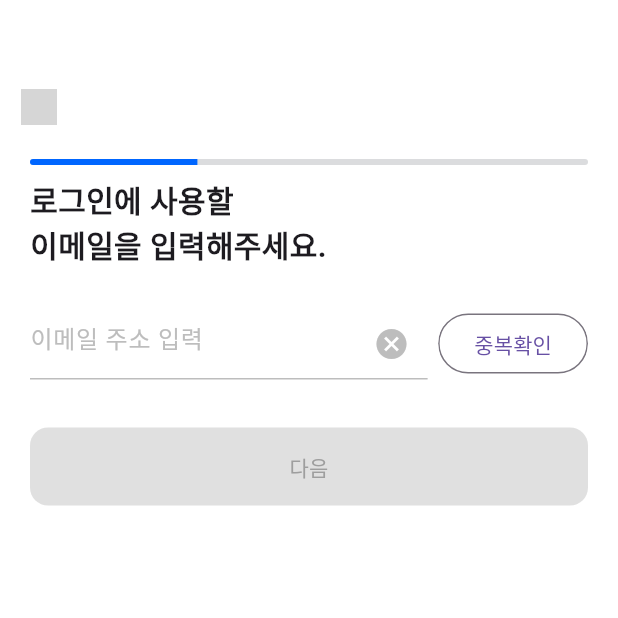
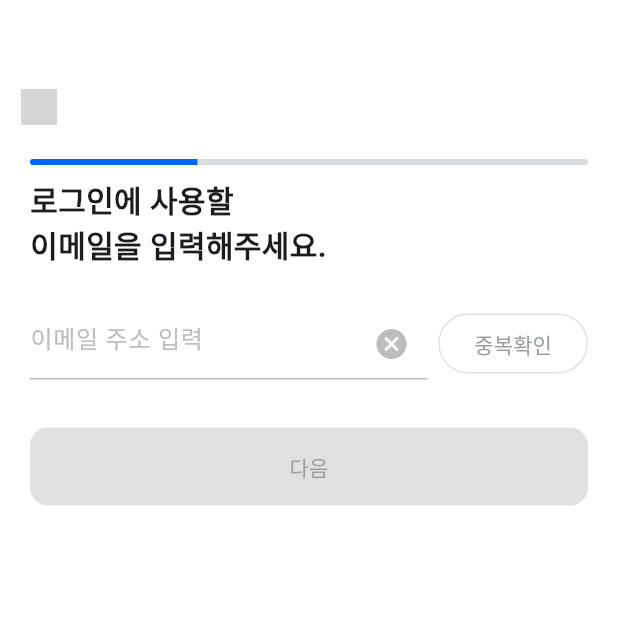
Before and after one commit to HaengSu/Uth, a Flutter app: the screen it shows after launch, after a tap on "다음", on a phone screen of 412 x 824 dp, the top half of it. Run offline on Flutter 3.47's test engine with Material 3 defaults, Android fonts, the phone set to English and light mode, and no system bars; our stand-ins replace firebase_core, go_router, smooth_page_indicator; accounts and stored records are empty; grey boxes are pictures that could not be loaded.

```diff
--- a/lib/screens/sign/SignUpPage.dart
+++ b/lib/screens/sign/SignUpPage.dart
@@ -74,6 +74,7 @@ class _SignUpPage extends State<SignUpPage> {
                 InputEmailPage(
                   textInputCtr: textEditingController,
                   pageController: _pageController,
+                  isButtonEnabled: _isButtonEnabled,
                   onProgressUpdate: (newValue) {
                     setState(() {
                       _progressValue = newValue;
--- a/lib/screens/sign/step_1_page.dart
+++ b/lib/screens/sign/step_1_page.dart
@@ -9,20 +9,22 @@ class InputEmailPage extends StatefulWidget {
   final TextEditingController textInputCtr;
   final PageController pageController;
   final Function(double) onProgressUpdate;
+  final bool isButtonEnabled;
 
   const InputEmailPage(
       {super.key,
       required this.textInputCtr,
       required this.pageController,
+      required this.isButtonEnabled,
       required this.onProgressUpdate});
 
   @override
   _InputEmailPage createState() => _InputEmailPage();
 }
 
-
 class _InputEmailPage extends State<InputEmailPage> {
-  final ValueNotifier<bool?> isDuplicateCheckedNotifier = ValueNotifier<bool?>(null);
+  final ValueNotifier<bool?> isDuplicateCheckedNotifier =
+      ValueNotifier<bool?>(null);
 
   @override
   Widget build(BuildContext context) {
@@ -80,9 +82,9 @@ class _InputEmailPage extends State<InputEmailPage> {
                                 : errorColor,
                             fontSize: 11),
                         errorMaxLines: 1,
-                        // errorBorder: const UnderlineInputBorder(
-                        //     borderSide:
-                        //         BorderSide(color: errorColor, width: 2)),
+                        errorBorder: const UnderlineInputBorder(
+                            borderSide:
+                                BorderSide(color: errorColor, width: 2)),
                         focusedErrorBorder: UnderlineInputBorder(
                             borderSide: BorderSide(
                           color: isDuplicateCheckedNotifier.value == true
@@ -107,12 +109,12 @@ class _InputEmailPage extends State<InputEmailPage> {
                                 : true;
                       },
                       style: OutlinedButton.styleFrom(
-                        // backgroundColor:
-                        //     isButtonEnabled ? mainColor : Colors.white,
-                        // foregroundColor:
-                        //     isButtonEnabled ? Colors.white : grayColor_98,
-                        // side: BorderSide(
-                        //     color: isButtonEnabled ? mainColor : grayColor_E0),
+                        backgroundColor:
+                            widget.isButtonEnabled ? mainColor : Colors.white,
+                        foregroundColor:
+                        widget.isButtonEnabled ? Colors.white : grayColor_98,
+                        side: BorderSide(
+                            color: widget.isButtonEnabled ? mainColor : grayColor_E0),
                       ),
                       child: Text("중복확인")),
                 ),
@@ -157,8 +159,8 @@ class _InputEmailPage extends State<InputEmailPage> {
     return isDuplicateCheckedNotifier.value == null
         ? null
         : (isDuplicateCheckedNotifier.value == true
-        ? "* 가입 가능한 이메일입니다."
-        : "* 가입된 이메일입니다.");
+            ? "* 가입 가능한 이메일입니다."
+            : "* 가입된 이메일입니다.");
   }
 }
 // Widget inputEmailPage(
```
